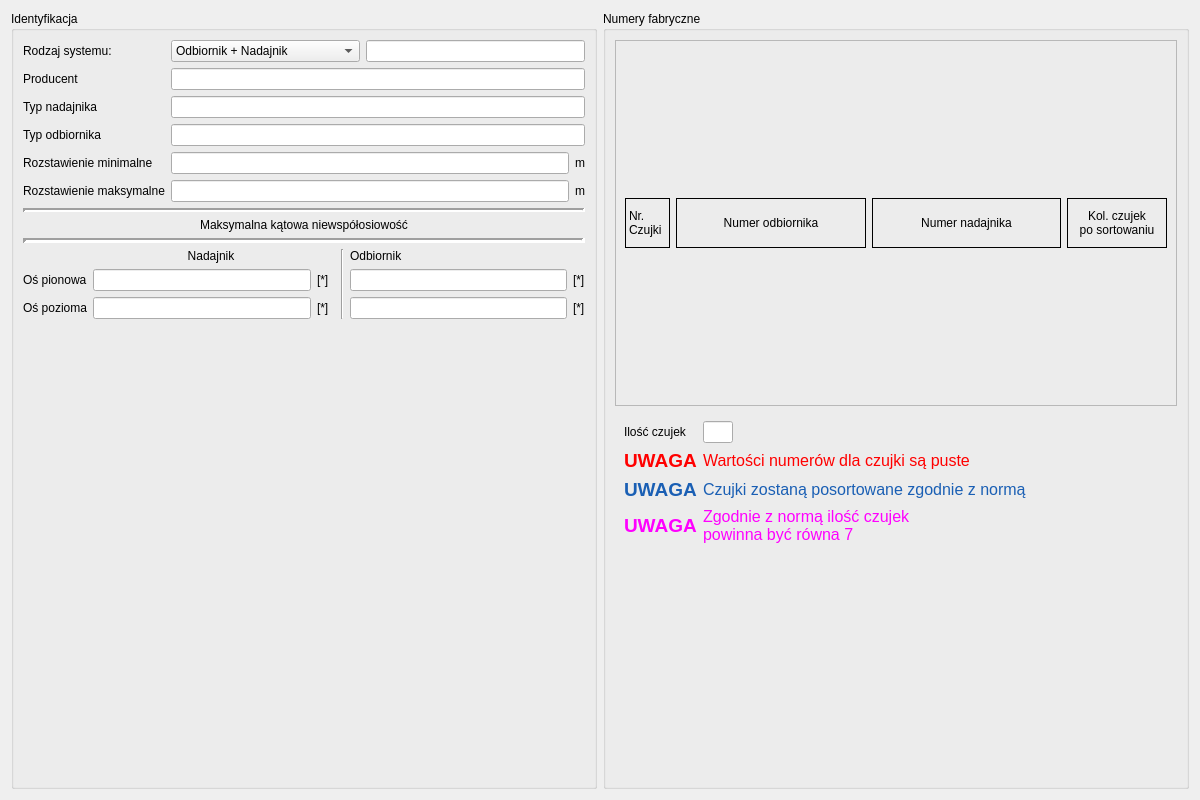
First picture: the form in CzujkiLinioweApp/parametrybadaniaczujkidlg.ui, repository wiacekmarcin/CzujkiLiniowe, before the edit.
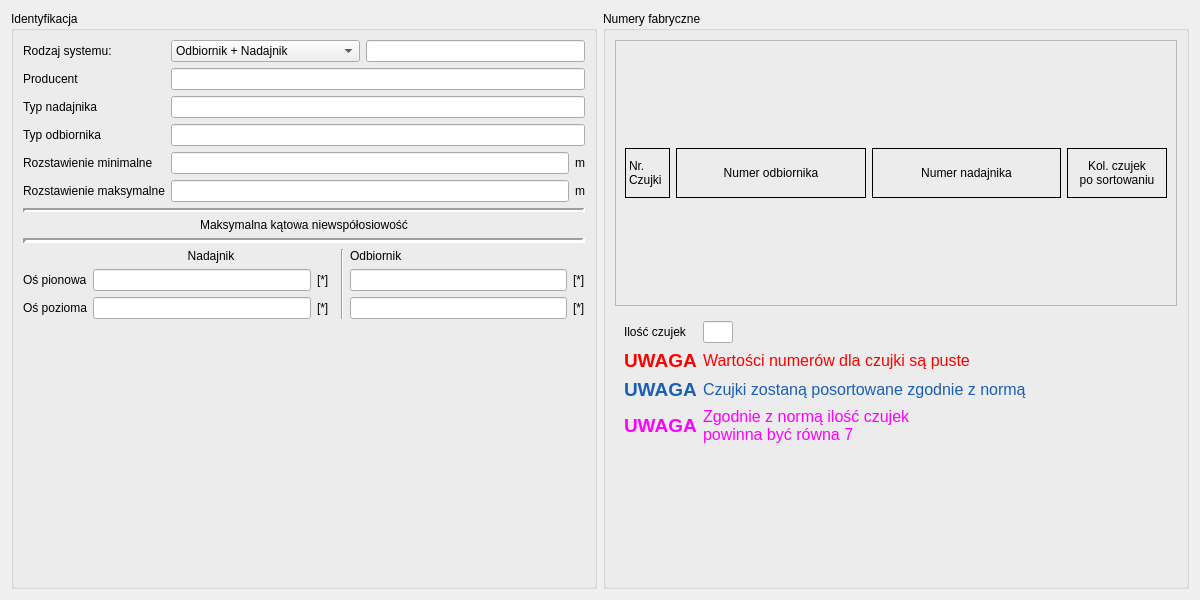
Second picture: the form after the edit.

Diff of the .ui file:
```diff
--- a/CzujkiLinioweApp/parametrybadaniaczujkidlg.ui
+++ b/CzujkiLinioweApp/parametrybadaniaczujkidlg.ui
@@ -7,9 +7,21 @@
     <x>0</x>
     <y>0</y>
     <width>1200</width>
-    <height>800</height>
+    <height>600</height>
    </rect>
   </property>
+  <property name="minimumSize">
+   <size>
+    <width>1200</width>
+    <height>600</height>
+   </size>
+  </property>
+  <property name="maximumSize">
+   <size>
+    <width>1920</width>
+    <height>1200</height>
+   </size>
+  </property>
   <property name="windowTitle">
    <string>Form</string>
   </property>
@@ -392,6 +404,7 @@
            <property name="font">
             <font>
              <pointsize>14</pointsize>
+             <weight>75</weight>
              <bold>true</bold>
             </font>
            </property>
@@ -426,6 +439,7 @@
            <property name="font">
             <font>
              <pointsize>14</pointsize>
+             <weight>75</weight>
              <bold>true</bold>
             </font>
            </property>
@@ -480,6 +494,7 @@
            <property name="font">
             <font>
              <pointsize>14</pointsize>
+             <weight>75</weight>
              <bold>true</bold>
             </font>
            </property>
```
